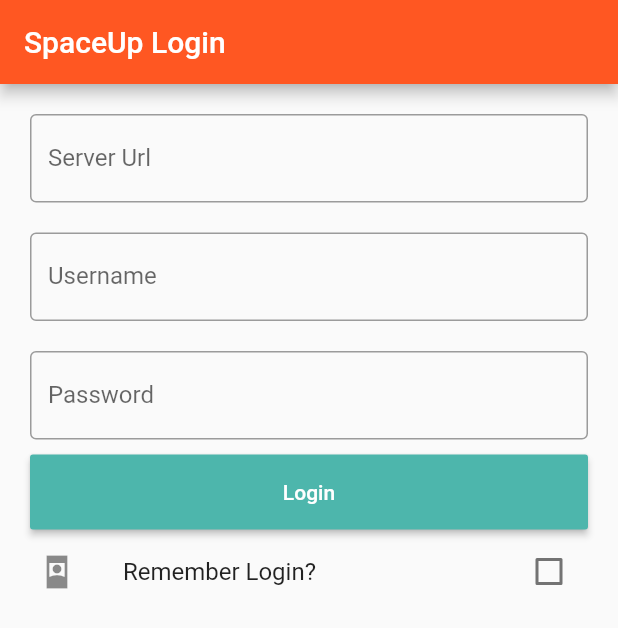
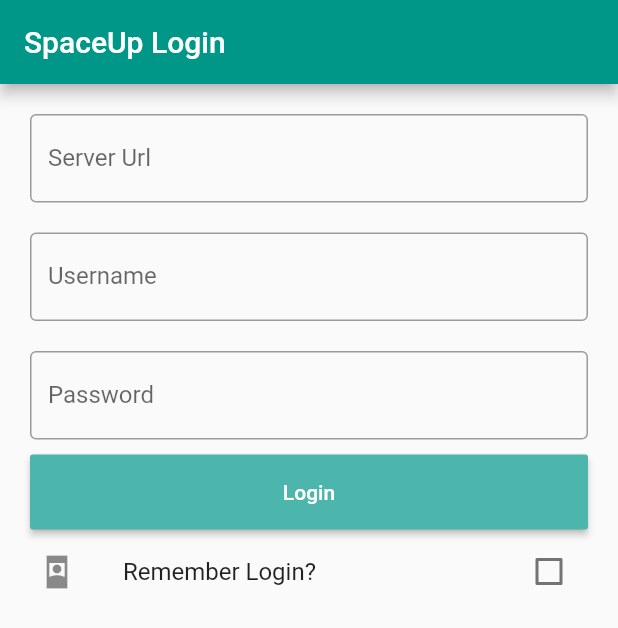
Before and after one commit to SpaceUp-Cloud/SpaceUp-UI, a Flutter app: the screen it shows after launch, on a phone screen of 412 x 824 dp. Shown: the top 628 px of the screen. Run offline on Flutter 3.47's test engine with Material 2 defaults, Android fonts, the light colour scheme and no system bars; our stand-ins replace jwt_decoder, page_transition, universal_io; missing offline and left inert: shared_preferences_settings.

Commit message:
Updated theming

```diff
--- a/spaceup_ui/lib/main.dart
+++ b/spaceup_ui/lib/main.dart
@@ -2,14 +2,11 @@ import 'package:flutter/cupertino.dart';
 import 'package:flutter/material.dart';
 //import 'package:local_auth/local_auth.dart';
 import 'package:page_transition/page_transition.dart';
-import 'package:shared_preferences_settings/shared_preferences_settings.dart';
 import 'package:spaceup_ui/pages/domain_page.dart';
 import 'package:spaceup_ui/pages/home_page.dart';
 import 'package:spaceup_ui/pages/login_page.dart';
 import 'package:spaceup_ui/pages/services_page.dart';
 import 'package:spaceup_ui/pages/settings_page.dart';
-import 'package:spaceup_ui/ui_data.dart';
-import 'package:spaceup_ui/util.dart';
 
 void main() {
   runApp(MyApp());
@@ -27,15 +24,19 @@ class MyApp extends StatelessWidget {
       theme: ThemeData(
           brightness: Brightness.light,
           primaryColor: Colors.teal,
-          accentColor: Colors.teal.shade300,
-          primarySwatch: Colors.deepOrange
+          primarySwatch: Colors.teal,
+          colorScheme: ColorScheme.fromSwatch(primarySwatch: Colors.teal,
+              brightness: Brightness.light)
+              .copyWith(secondary: Colors.teal.shade300)
       ),
       darkTheme: ThemeData(
         brightness: Brightness.dark,
         primaryColor: Colors.teal.shade700,
-        accentColor: Colors.teal.shade500,
         primaryColorDark: Colors.white,
         primarySwatch: Colors.teal,
+        colorScheme: ColorScheme.fromSwatch(primarySwatch: Colors.teal,
+            brightness: Brightness.dark)
+            .copyWith(secondary: Colors.teal.shade500),
       ),
       //home: LoginPage(),
       initialRoute: '/',
```
